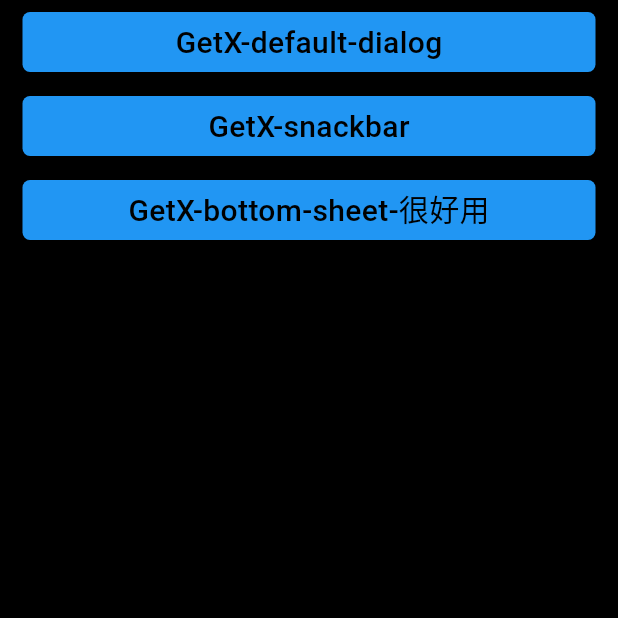
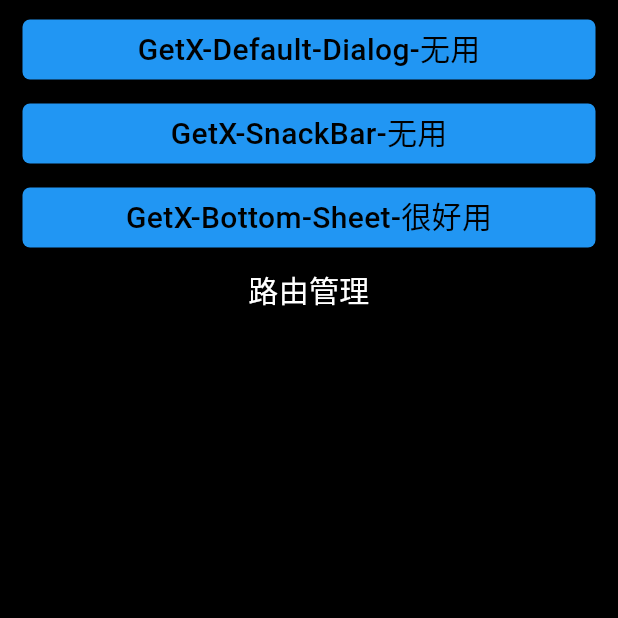
Before and after one commit to SpringRollHHB/FlutterUiTest, a Flutter app: the GetXPage screen opened directly, on a phone screen of 412 x 824 dp, the top half of it. Run offline on Flutter 3.47's test engine with Material 3 defaults, Android fonts, the phone set to English and light mode, and no system bars; our stand-ins replace get.

Commit message:
GetX-路由配置

```diff
--- a/lib/layout/get_x_page.dart
+++ b/lib/layout/get_x_page.dart
@@ -15,8 +15,9 @@ class _GetXPageState extends State<GetXPage> {
       backgroundColor: Colors.black,
       body: SingleChildScrollView(
         child: Column(
+          crossAxisAlignment: CrossAxisAlignment.center,
           children: [
-            SizedBox(height: MediaQuery.of(context).padding.top,),
+            SizedBox(height: MediaQuery.of(context).padding.top + 5,),
             GestureDetector(
               onTap: () => GetXUtils.showDefaultDialog(),
               child: Container(
@@ -29,7 +30,7 @@ class _GetXPageState extends State<GetXPage> {
                     borderRadius: BorderRadius.circular(5)
                 ),
                 child: const Text(
-                  "GetX-default-dialog",
+                  "GetX-Default-Dialog-无用",
                   style: TextStyle(
                     color: Colors.black,
                     fontSize: 20,
@@ -51,7 +52,7 @@ class _GetXPageState extends State<GetXPage> {
                     borderRadius: BorderRadius.circular(5)
                 ),
                 child: const Text(
-                  "GetX-snackbar",
+                  "GetX-SnackBar-无用",
                   style: TextStyle(
                     color: Colors.black,
                     fontSize: 20,
@@ -73,7 +74,7 @@ class _GetXPageState extends State<GetXPage> {
                     borderRadius: BorderRadius.circular(5)
                 ),
                 child: const Text(
-                  "GetX-bottom-sheet-很好用",
+                  "GetX-Bottom-Sheet-很好用",
                   style: TextStyle(
                     color: Colors.black,
                     fontSize: 20,
@@ -82,7 +83,18 @@ class _GetXPageState extends State<GetXPage> {
                   ),
                 ),
               ),
-            )
+            ),
+            const Padding(
+              padding: EdgeInsets.symmetric(vertical: 5),
+              child: Text(
+                "路由管理",
+                textAlign: TextAlign.center,
+                style: TextStyle(
+                  color: Colors.white,
+                  fontSize: 20,
+                ),
+              ),
+            ),
           ],
         ),
       ),
--- a/lib/layout/widget/route/no_name_result_widget.dart
+++ b/lib/layout/widget/route/no_name_result_widget.dart
@@ -1,7 +1,7 @@
 import 'package:flutter/material.dart';
 
 class NoNameResultWidget extends StatelessWidget {
-  static const String name = "NoNameResultWidget";
+  static const String name = "/NoNameResultWidget";
 
   final String showTitle;
   const NoNameResultWidget({super.key, required this.showTitle});
--- a/lib/layout/widget/route/route_manage_widget.dart
+++ b/lib/layout/widget/route/route_manage_widget.dart
@@ -1,8 +1,10 @@
 import 'package:flutter/material.dart';
+import '../../get_x_route_one.dart';
 import '../../home_page_widget.dart';
 import '../../template/list_page_widget.dart';
 import 'no_name_result_widget.dart';
 import 'no_name_route_test_widget.dart';
+import 'package:get/get.dart';
 
 class RouteManageWidget extends ListPageWidget {
   RouteManageWidget({super.key, required super.backColor, required super.itemBackColor, required super.fontColor, required super.fontSize});
@@ -10,8 +12,9 @@ class RouteManageWidget extends ListPageWidget {
   @override
   setList(BuildContext context) {
     list.add(HomeItem(title: "非命名路由传值", onTap: () { Navigator.of(context).push(MaterialPageRoute(builder: (BuildContext context) => const NoNameRouteWidget()));}));
-    list.add(HomeItem(title: "命名路由-push-参数", onTap: () { Navigator.of(context).pushNamed(NoNameResultWidget.name,arguments: "传递参数"); }));
+    list.add(HomeItem(title: "命名路由-push-参数", onTap: () { Get.toNamed(NoNameResultWidget.name,arguments: "传递参数"); }));
     list.add(HomeItem(title: "命名路由-钩子", onTap: () { Navigator.of(context).pushNamed("hhb",arguments: "路由-钩子"); }));
+    list.add(HomeItem(title: "命名路由-getX-one", onTap: () { Get.toNamed(GetXRouteOne.name,arguments: {"1":"one"}); }));
   }
 
 }
--- /dev/null
+++ b/lib/routers.dart
@@ -0,0 +1,23 @@
+import 'package:flutter/cupertino.dart';
+import 'package:flutteruitest/test_middle_ware.dart';
+import 'package:get/get.dart';
+import 'layout/get_x_route_one.dart';
+import 'layout/home_page_widget.dart';
+import 'layout/widget/route/no_name_result_widget.dart';
+
+class RouterPages {
+  static final routers = [
+    GetPage(name: "/", page: () => const HomePageWidget()),
+    GetPage(
+      name: NoNameResultWidget.name,
+      page: () {
+        debugPrint(
+            "getPages NoNameResultWidget....  argument->${Get.arguments}");
+        return NoNameResultWidget(
+          showTitle: Get.arguments as String,
+        );
+      },
+    ),
+    GetPage(name: GetXRouteOne.name, page: () => const GetXRouteOne(),middlewares: [ TestMiddleWare() ]),
+  ];
+}
--- /dev/null
+++ b/lib/test_middle_ware.dart
@@ -0,0 +1,13 @@
+import 'package:flutter/cupertino.dart';
+import 'package:get/get.dart';
+
+class TestMiddleWare extends GetMiddleware {
+
+  //中间件
+  @override
+  RouteSettings? redirect(String? route) {
+    debugPrint("可以做登录的中间件....");
+    // return const RouteSettings(name: '/loginPage',arguments: "nihao"); //跳转到指定页面
+    return null; //不做什么拦截
+  }
+}
```
Also changed, not shown: lib/layout/get_x_route_one.dart (added, +38 -0 lines), lib/main.dart (+29 -22 lines).
